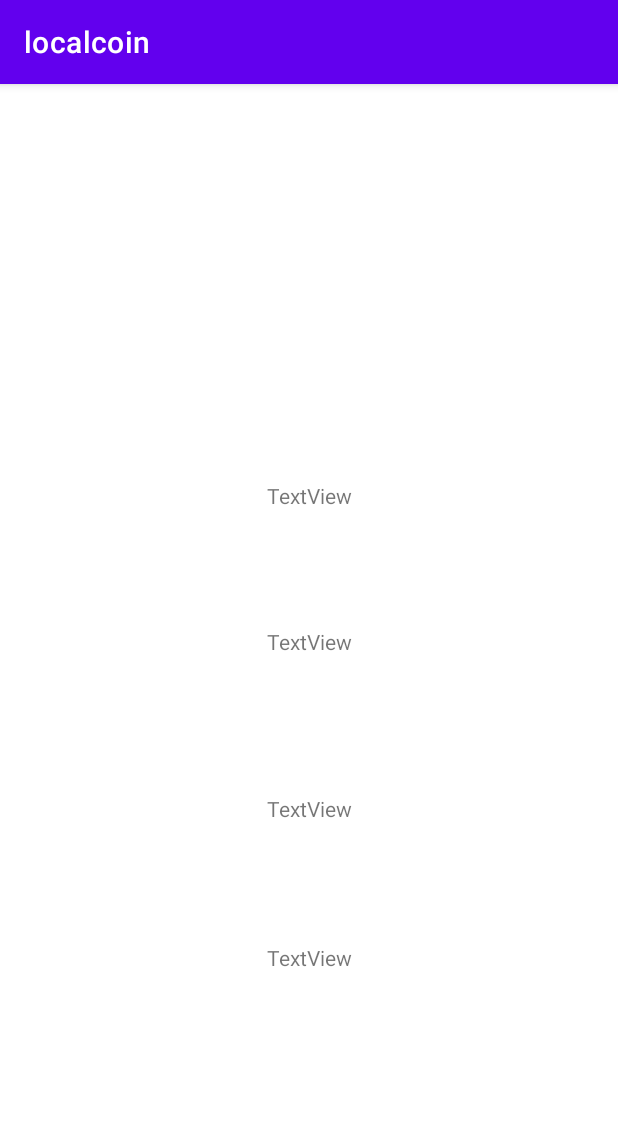
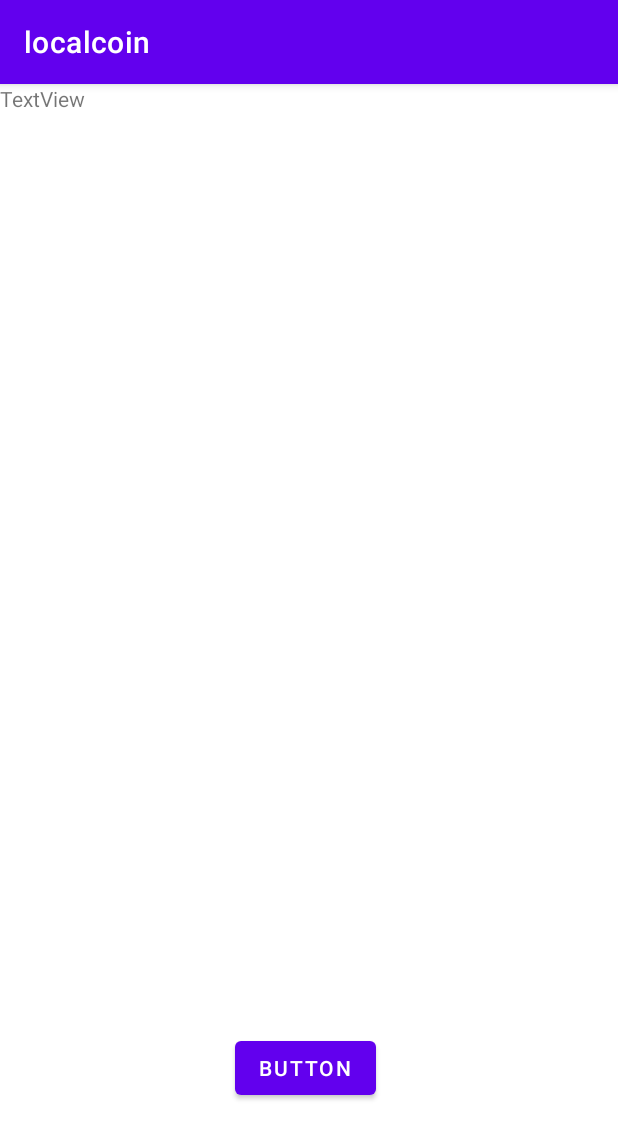
Before and after one commit to Ecnavda/localcoin, an Android app: the PortfolioActivity screen opened directly, with no data from a screen before it, on a phone screen of 412 x 824 dp. Shown: the top 1139 px of the screen. Run offline under Robolectric (Android 15) with nearby library versions, the phone set to English and light mode, and no system bars.

Commit message:
Add "coin add" screenshot and some assets.

```diff
--- a/app/src/main/AndroidManifest.xml
+++ b/app/src/main/AndroidManifest.xml
@@ -9,6 +9,9 @@
         android:roundIcon="@mipmap/ic_launcher_round"
         android:supportsRtl="true"
         android:theme="@style/Theme.Localcoin">
+        <activity
+            android:name=".AddCoinActivity"
+            android:exported="true" />
         <activity
             android:name=".PortfolioActivity"
             android:exported="true" />
--- a/app/src/main/java/com/example/localcoin/PortfolioActivity.kt
+++ b/app/src/main/java/com/example/localcoin/PortfolioActivity.kt
@@ -1,11 +1,20 @@
 package com.example.localcoin
 
+import android.content.Intent
 import androidx.appcompat.app.AppCompatActivity
 import android.os.Bundle
+import android.widget.Button
 
 class PortfolioActivity : AppCompatActivity() {
     override fun onCreate(savedInstanceState: Bundle?) {
         super.onCreate(savedInstanceState)
         setContentView(R.layout.activity_portfolio)
+
+        val addCoinButton = findViewById<Button>(R.id.addCoin)
+
+        addCoinButton.setOnClickListener{
+            val intention = Intent(this, AddCoinActivity::class.java)
+            this.startActivity(intention)
+        }
     }
 }
--- a/app/src/main/res/layout/activity_portfolio.xml
+++ b/app/src/main/res/layout/activity_portfolio.xml
@@ -10,52 +10,34 @@
         android:id="@+id/imageView"
         android:layout_width="wrap_content"
         android:layout_height="wrap_content"
-        app:layout_constraintBottom_toTopOf="@+id/textView"
+        app:layout_constraintBottom_toBottomOf="parent"
         app:layout_constraintEnd_toEndOf="parent"
         app:layout_constraintHorizontal_bias="0.498"
         app:layout_constraintStart_toStartOf="parent"
         app:layout_constraintTop_toTopOf="parent"
-        app:layout_constraintVertical_bias="0.444"
+        app:layout_constraintVertical_bias="0.102"
         tools:srcCompat="@tools:sample/avatars" />
+
+    <Button
+        android:id="@+id/addCoin"
+        android:layout_width="wrap_content"
+        android:layout_height="wrap_content"
+        android:layout_marginStart="156dp"
+        android:layout_marginEnd="161dp"
+        android:layout_marginBottom="88dp"
+        android:text="Button"
+        app:layout_constraintBottom_toBottomOf="parent"
+        app:layout_constraintEnd_toEndOf="parent"
+        app:layout_constraintHorizontal_bias="1.0"
+        app:layout_constraintStart_toStartOf="parent"
+        app:layout_constraintTop_toBottomOf="@+id/imageView"
+        app:layout_constraintVertical_bias="1.0" />
 
     <TextView
         android:id="@+id/textView"
         android:layout_width="wrap_content"
         android:layout_height="wrap_content"
         android:text="TextView"
-        app:layout_constraintBottom_toTopOf="@+id/textView2"
-        app:layout_constraintEnd_toEndOf="parent"
-        app:layout_constraintStart_toStartOf="parent"
-        app:layout_constraintTop_toTopOf="parent"
-        app:layout_constraintVertical_bias="0.773" />
-
-    <TextView
-        android:id="@+id/textView2"
-        android:layout_width="wrap_content"
-        android:layout_height="wrap_content"
-        android:layout_marginBottom="92dp"
-        android:text="TextView"
-        app:layout_constraintBottom_toTopOf="@+id/textView3"
-        app:layout_constraintEnd_toEndOf="parent"
-        app:layout_constraintStart_toStartOf="parent" />
-
-    <TextView
-        android:id="@+id/textView3"
-        android:layout_width="wrap_content"
-        android:layout_height="wrap_content"
-        android:layout_marginBottom="80dp"
-        android:text="TextView"
-        app:layout_constraintBottom_toTopOf="@+id/textView4"
-        app:layout_constraintEnd_toEndOf="parent"
-        app:layout_constraintStart_toStartOf="parent" />
-
-    <TextView
-        android:id="@+id/textView4"
-        android:layout_width="wrap_content"
-        android:layout_height="wrap_content"
-        android:layout_marginBottom="176dp"
-        android:text="TextView"
-        app:layout_constraintBottom_toBottomOf="parent"
-        app:layout_constraintEnd_toEndOf="parent"
-        app:layout_constraintStart_toStartOf="parent" />
+        tools:layout_editor_absoluteX="177dp"
+        tools:layout_editor_absoluteY="289dp" />
 </androidx.constraintlayout.widget.ConstraintLayout>
```
Also changed, not shown: app/src/main/java/com/example/localcoin/AddCoinActivity.kt (added, +37 -0 lines), app/src/main/java/com/example/localcoin/MainActivity.kt (+6 -4 lines), app/src/main/res/layout/activity_add_coin.xml (added, +49 -0 lines), app/src/main/res/layout/activity_login.xml (+11 -0 lines), app/src/main/res/layout/activity_main.xml (+29 -15 lines), app/src/main/res/drawable/button.png (added), app/src/main/res/drawable/spacefred.png (added), app/src/main/res/drawable/stars.png (added).
